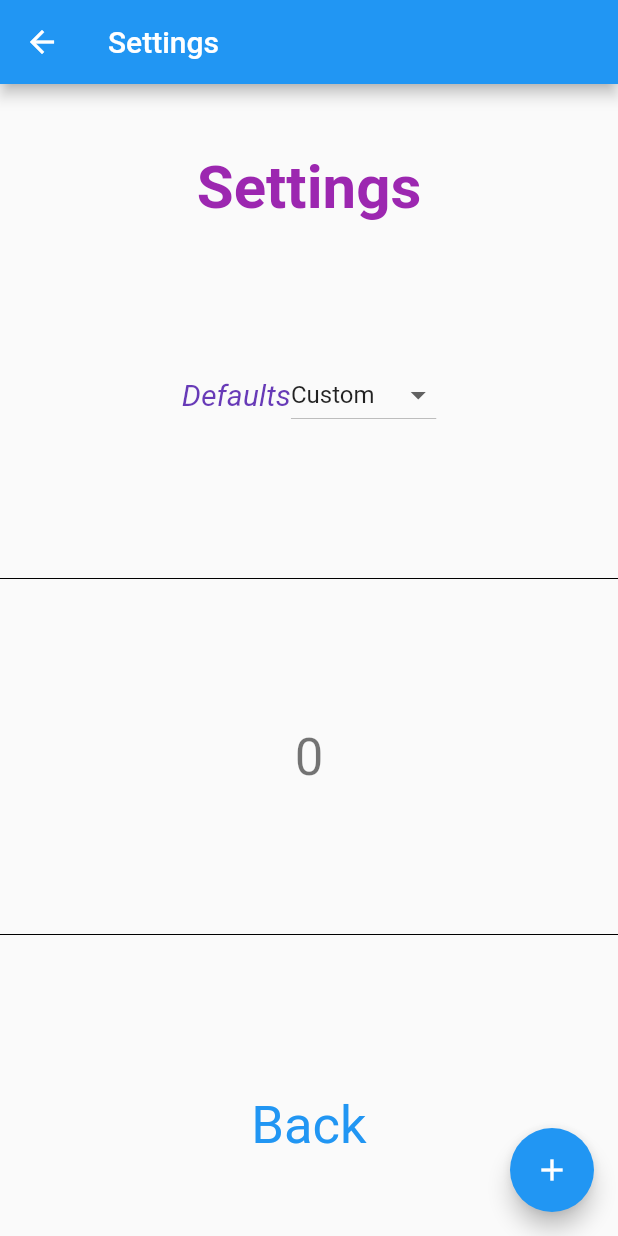
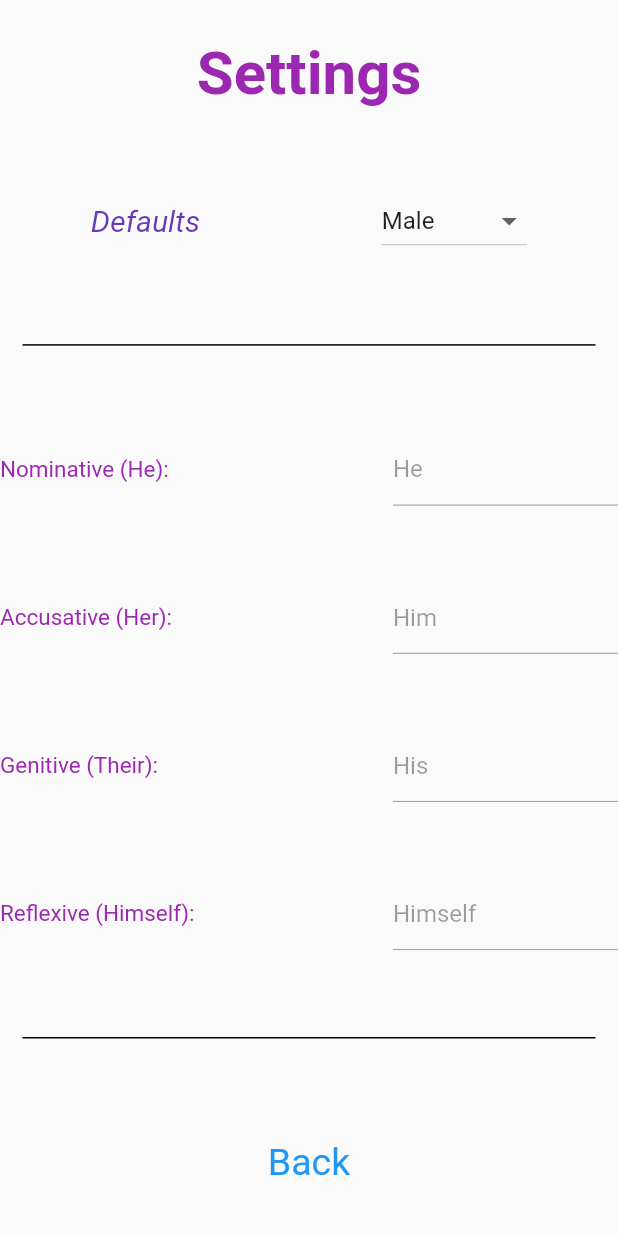
Before and after one commit to SHyguymoll/i_go_by, a Flutter app: the screen it shows after launch, after a tap on "Settings", on a phone screen of 412 x 824 dp. Run offline on Flutter 3.47's test engine with Material 2 defaults, Android fonts, the phone set to English and light mode, and no system bars; our stand-ins replace flutter_tts.

Commit message:
removed app bar, moved divider to const, etc

```diff
--- a/lib/affirmpage.dart
+++ b/lib/affirmpage.dart
@@ -26,6 +26,13 @@
 class _AffirmPageState extends State<AffirmPage> {
   int _counter = 0;
 
+  final Divider myDiv = Divider(
+    color: Colors.black,
+    thickness: 1,
+    indent: 15,
+    endIndent: 15,
+  );
+
   FlutterTts tts = FlutterTts();
 
   Future _speak(String phrase) async {
@@ -41,9 +48,6 @@
   @override
   Widget build(BuildContext context) {
     return Scaffold(
-      appBar: AppBar(
-        title: Text(widget.title),
-      ),
       body: Center(
         child: Column(
           mainAxisAlignment: MainAxisAlignment.spaceAround,
@@ -168,10 +172,10 @@
               'Uses: $_counter',
               style: const TextStyle(fontSize: 20),
             ),
-            Divider(color: Colors.black),
+            myDiv,
             TextButton(
               style: TextButton.styleFrom(
-                textStyle: const TextStyle(fontSize: 35),
+                textStyle: const TextStyle(fontSize: 25),
               ),
               onPressed: () {
                 Navigator.pop(context, [
--- a/lib/main.dart
+++ b/lib/main.dart
@@ -109,6 +109,13 @@
 }
 
 class _MyHomePageState extends State<MyHomePage> {
+  final Divider myDiv = Divider(
+    color: Colors.black,
+    thickness: 1,
+    indent: 15,
+    endIndent: 15,
+  );
+
   FlutterTts tts = FlutterTts();
 
   Future _speak(String phrase) async {
@@ -142,9 +149,6 @@
     String reffluid = widget.ref;
 
     return Scaffold(
-      appBar: AppBar(
-        title: Text(widget.title),
-      ),
       body: Center(
         child: Column(
           mainAxisAlignment: MainAxisAlignment.spaceAround,
@@ -175,10 +179,10 @@
                   MaterialPageRoute(
                       builder: (context) => SettingsPage(
                           title: "Settings",
-                          nom: getNom(),
-                          acc: getAcc(),
-                          gen: getGen(),
-                          ref: getRef())),
+                          nom: nomfluid,
+                          acc: accfluid,
+                          gen: genfluid,
+                          ref: reffluid)),
                 );
               },
               child: const Text('Settings'),
@@ -187,6 +191,7 @@
               ' ',
               style: Theme.of(context).textTheme.headline4,
             ),
+            myDiv,
             Text(
               'Quick Use',
               style: Theme.of(context).textTheme.headline5,
@@ -198,29 +203,29 @@
                   style: TextButton.styleFrom(
                     textStyle: const TextStyle(fontSize: 25),
                   ),
-                  onPressed: () => _speak(getNom()),
-                  child: Text(getNom()),
+                  onPressed: () => _speak(nomfluid),
+                  child: Text(nomfluid),
                 ),
                 TextButton(
                   style: TextButton.styleFrom(
                     textStyle: const TextStyle(fontSize: 25),
                   ),
-                  onPressed: () => _speak(getAcc()),
-                  child: Text(getAcc()),
+                  onPressed: () => _speak(accfluid),
+                  child: Text(accfluid),
                 ),
                 TextButton(
                   style: TextButton.styleFrom(
                     textStyle: const TextStyle(fontSize: 25),
                   ),
-                  onPressed: () => _speak(getGen()),
-                  child: Text(getGen()),
+                  onPressed: () => _speak(genfluid),
+                  child: Text(genfluid),
                 ),
                 TextButton(
                   style: TextButton.styleFrom(
                     textStyle: const TextStyle(fontSize: 25),
                   ),
-                  onPressed: () => _speak(getRef()),
-                  child: Text(getRef()),
+                  onPressed: () => _speak(reffluid),
+                  child: Text(reffluid),
                 ),
               ],
             ),
--- a/lib/settingspage.dart
+++ b/lib/settingspage.dart
@@ -21,17 +21,12 @@
 }
 
 class _SettingsPageState extends State<SettingsPage> {
-  int _counter = 0;
-
-  void _incrementCounter() {
-    setState(() {
-      _counter++;
-    });
-  }
-
   @override
   Widget build(BuildContext context) {
     String dropdownValue = '';
+
+    bool checkEnabled = false;
+    void updateDropDown() {
       if (widget.nom == 'He' &&
           widget.acc == 'Him' &&
           widget.gen == 'His' &&
@@ -49,12 +44,62 @@
         dropdownValue = 'Nonbinary';
       } else {
         dropdownValue = 'Custom';
+        checkEnabled = true;
+      }
+    }
+
+    updateDropDown();
+
+    const Divider myDiv = Divider(
+      color: Colors.black,
+      thickness: 1,
+      indent: 15,
+      endIndent: 15,
+    );
+
+    String? labelDecide(int choice) {
+      switch (choice) {
+        case 0: //Nominative
+          if (dropdownValue == 'Male') {
+            return 'He';
+          } else if (dropdownValue == 'Female') {
+            return 'She';
+          } else if (dropdownValue == 'Nonbinary') {
+            return 'They';
+          }
+          break;
+        case 1: //Accusative
+          if (dropdownValue == 'Male') {
+            return 'Him';
+          } else if (dropdownValue == 'Female') {
+            return 'Her';
+          } else if (dropdownValue == 'Nonbinary') {
+            return 'Them';
+          }
+          break;
+        case 2: //Genitive
+          if (dropdownValue == 'Male') {
+            return 'His';
+          } else if (dropdownValue == 'Female') {
+            return 'Her';
+          } else if (dropdownValue == 'Nonbinary') {
+            return 'Their';
+          }
+          break;
+        case 3: //Reflexive
+          if (dropdownValue == 'Male') {
+            return 'Himself';
+          } else if (dropdownValue == 'Female') {
+            return 'Herself';
+          } else if (dropdownValue == 'Nonbinary') {
+            return 'Themselves';
+          }
+          break;
+      }
+      return null;
     }
 
     return Scaffold(
-      appBar: AppBar(
-        title: Text(widget.title),
-      ),
       body: Center(
         child: Column(
           mainAxisAlignment: MainAxisAlignment.spaceAround,
@@ -66,7 +111,7 @@
                   fontWeight: FontWeight.bold,
                 )),
             Row(
-              mainAxisAlignment: MainAxisAlignment.center,
+              mainAxisAlignment: MainAxisAlignment.spaceAround,
               children: <Widget>[
                 const Text(
                   'Defaults',
@@ -86,23 +131,106 @@
                       child: Text(value),
                     );
                   }).toList(),
-                    onChanged: (String? newValue) {
+                  onChanged: (String? value) {
                     setState(() {
-                        dropdownValue = newValue!;
-                        if (dropdownValue == 'Male') {}
+                      dropdownValue = value!;
+                      if (value == 'Male' ||
+                          value == 'Female' ||
+                          value == 'Nonbinary') {
+                        checkEnabled = false;
+                      } else {
+                        checkEnabled = true;
+                      }
                     });
-                    }),
+                  },
+                ),
               ],
             ),
-            Divider(color: Colors.black),
-            Text(
-              '$_counter',
-              style: Theme.of(context).textTheme.headline4,
+            myDiv,
+            Row(
+              //Nom
+              mainAxisAlignment: MainAxisAlignment.spaceBetween,
+              children: <Widget>[
+                const Text(
+                  'Nominative (He):',
+                  style: TextStyle(
+                    color: Colors.purple,
+                    fontSize: 15,
                   ),
-            Divider(color: Colors.black),
+                ),
+                SizedBox(
+                  width: 150,
+                  child: TextField(
+                    enabled: checkEnabled,
+                    controller: TextEditingController(text: labelDecide(0)),
+                  ),
+                )
+              ],
+            ),
+            Row(
+              //Acc
+              mainAxisAlignment: MainAxisAlignment.spaceBetween,
+              children: <Widget>[
+                const Text(
+                  'Accusative (Her):',
+                  style: TextStyle(
+                    color: Colors.purple,
+                    fontSize: 15,
+                  ),
+                ),
+                SizedBox(
+                  width: 150,
+                  child: TextField(
+                    enabled: checkEnabled,
+                    controller: TextEditingController(text: labelDecide(1)),
+                  ),
+                )
+              ],
+            ),
+            Row(
+              //Gen
+              mainAxisAlignment: MainAxisAlignment.spaceBetween,
+              children: <Widget>[
+                const Text(
+                  'Genitive (Their):',
+                  style: TextStyle(
+                    color: Colors.purple,
+                    fontSize: 15,
+                  ),
+                ),
+                SizedBox(
+                  width: 150,
+                  child: TextField(
+                    enabled: checkEnabled,
+                    controller: TextEditingController(text: labelDecide(2)),
+                  ),
+                )
+              ],
+            ),
+            Row(
+              //Ref
+              mainAxisAlignment: MainAxisAlignment.spaceBetween,
+              children: <Widget>[
+                const Text(
+                  'Reflexive (Himself):',
+                  style: TextStyle(
+                    color: Colors.purple,
+                    fontSize: 15,
+                  ),
+                ),
+                SizedBox(
+                  width: 150,
+                  child: TextField(
+                    enabled: checkEnabled,
+                    controller: TextEditingController(text: labelDecide(3)),
+                  ),
+                )
+              ],
+            ),
+            myDiv,
             TextButton(
               style: TextButton.styleFrom(
-                textStyle: const TextStyle(fontSize: 35),
+                textStyle: const TextStyle(fontSize: 25),
               ),
               onPressed: () {
                 Navigator.pop(context, [
@@ -117,11 +245,6 @@
           ],
         ),
       ),
-      floatingActionButton: FloatingActionButton(
-        onPressed: _incrementCounter,
-        tooltip: 'Increment',
-        child: const Icon(Icons.add),
-      ),
     );
   }
 }
```
Lines whose indentation alone changed are shown as unchanged.
